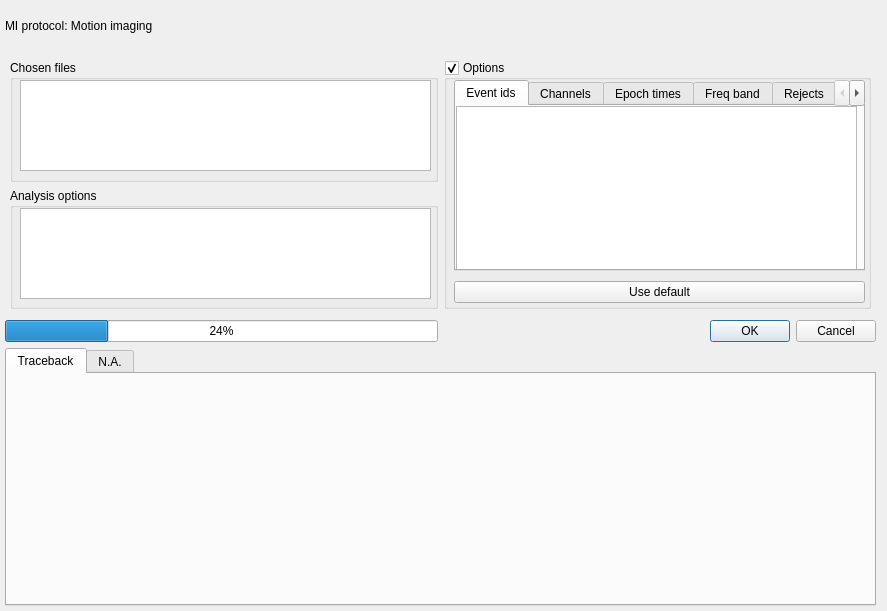
Before: the Qt Designer form layout/MI.ui in listenzcc/eeg-for-everyone-v1, drawn with Qt 5.
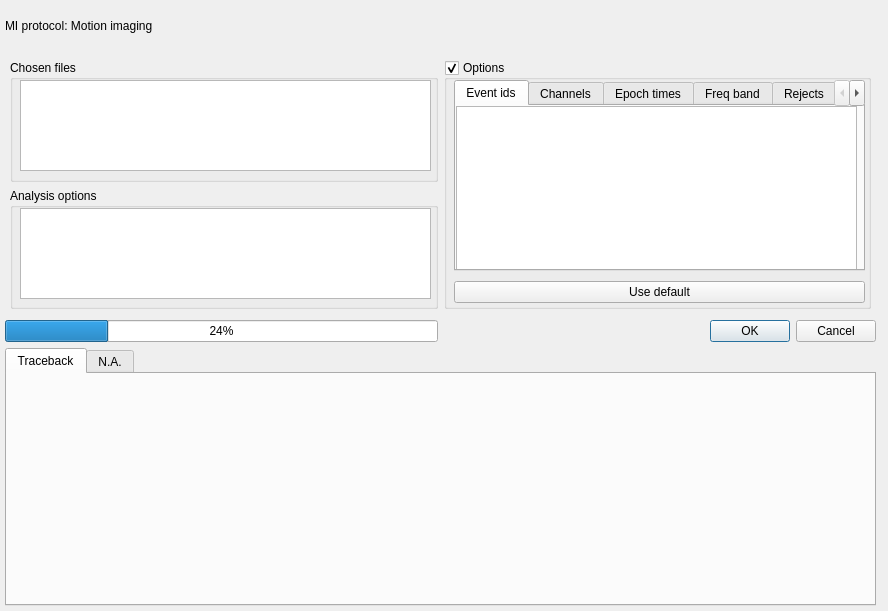
After: the same form once the commit is applied.

The edit to the form file:
```diff
--- a/layout/MI.ui
+++ b/layout/MI.ui
@@ -6,7 +6,7 @@
    <rect>
     <x>0</x>
     <y>0</y>
-    <width>887</width>
+    <width>888</width>
     <height>611</height>
    </rect>
   </property>
```
